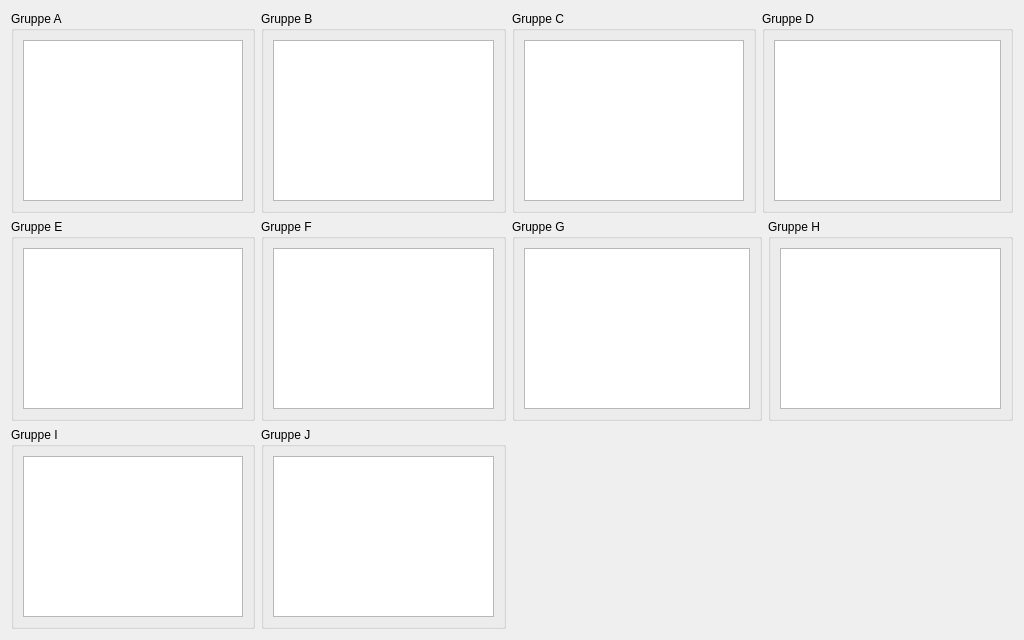
Birnbaua/Volleyball, file src/planer/viewdivisions.ui: the form before one commit.
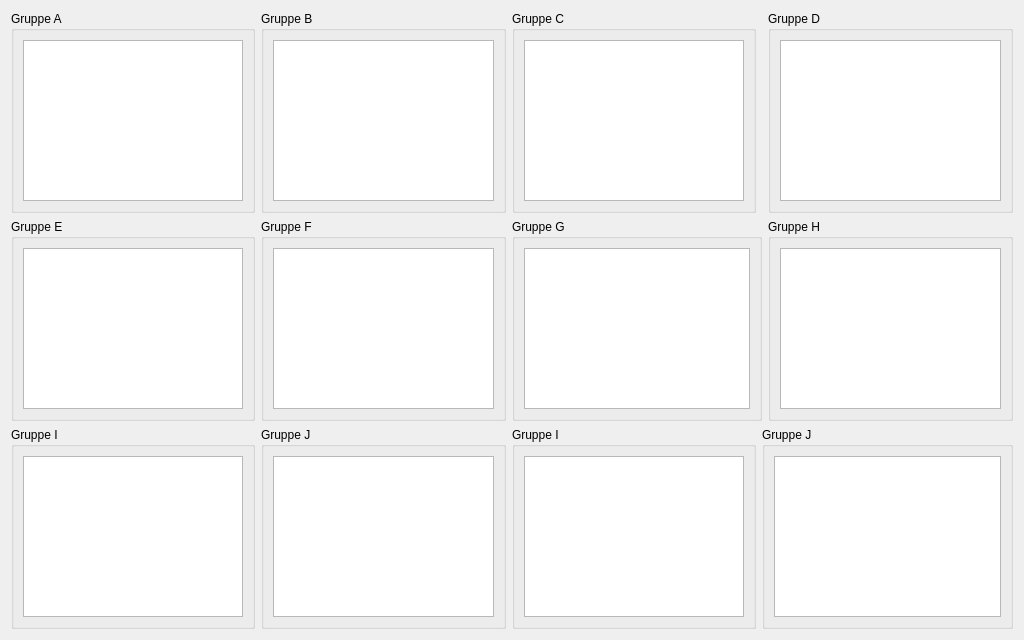
The form after the commit.

The edit to the form file:
```diff
--- a/src/planer/viewdivisions.ui
+++ b/src/planer/viewdivisions.ui
@@ -16,7 +16,7 @@
   <property name="windowTitle">
    <string>Dialog</string>
   </property>
-  <layout class="QGridLayout" name="gridLayout_11">
+  <layout class="QGridLayout" name="gridLayout_13">
    <item row="0" column="0">
     <widget class="QGroupBox" name="groupBoxA">
      <property name="title">
@@ -60,7 +60,7 @@
      </layout>
     </widget>
    </item>
-   <item row="0" column="3" colspan="2">
+   <item row="0" column="4">
     <widget class="QGroupBox" name="groupBoxD">
      <property name="title">
       <string>Gruppe D</string>
@@ -144,6 +144,30 @@
      </layout>
     </widget>
    </item>
+   <item row="2" column="2">
+    <widget class="QGroupBox" name="groupBoxK">
+     <property name="title">
+      <string>Gruppe I</string>
+     </property>
+     <layout class="QGridLayout" name="gridLayout_11">
+      <item row="0" column="0">
+       <widget class="QTableView" name="tableViewK"/>
+      </item>
+     </layout>
+    </widget>
+   </item>
+   <item row="2" column="3" colspan="2">
+    <widget class="QGroupBox" name="groupBoxL">
+     <property name="title">
+      <string>Gruppe J</string>
+     </property>
+     <layout class="QGridLayout" name="gridLayout_12">
+      <item row="0" column="0">
+       <widget class="QTableView" name="tableViewL"/>
+      </item>
+     </layout>
+    </widget>
+   </item>
   </layout>
  </widget>
  <resources/>
```
